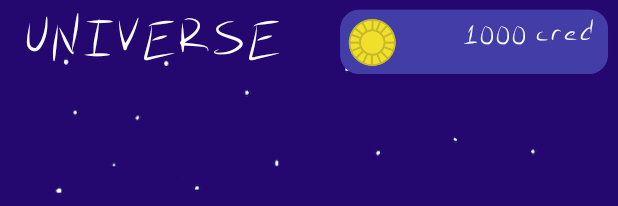
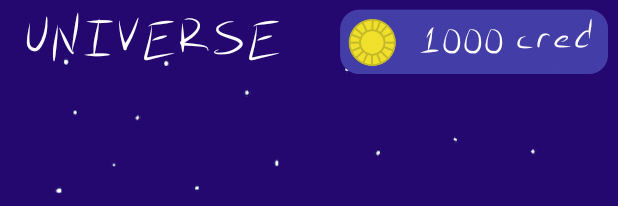
Before and after one commit to Astro-Devs/SpaceTraders, an Android app: the layout universe_recycler.xml on its own in the app's theme, with its tools: preview values and no code run, on a phone screen of 412 x 824 dp. Shown: the top 206 px of the screen. Run offline under Robolectric (Android 15) with nearby library versions, the phone set to English and light mode, and no system bars.

Commit message:
increase credit font size

```diff
--- a/app/src/main/res/layout/universe_recycler.xml
+++ b/app/src/main/res/layout/universe_recycler.xml
@@ -35,7 +35,7 @@
     <TextView
             android:layout_width="wrap_content"
             android:layout_height="wrap_content"
-            android:textSize="22dp"
+            android:textSize="30dp"
             android:layout_marginRight="10dp"
             android:layout_marginTop="12dp"
             android:textColor="#FFFFFF"
```
